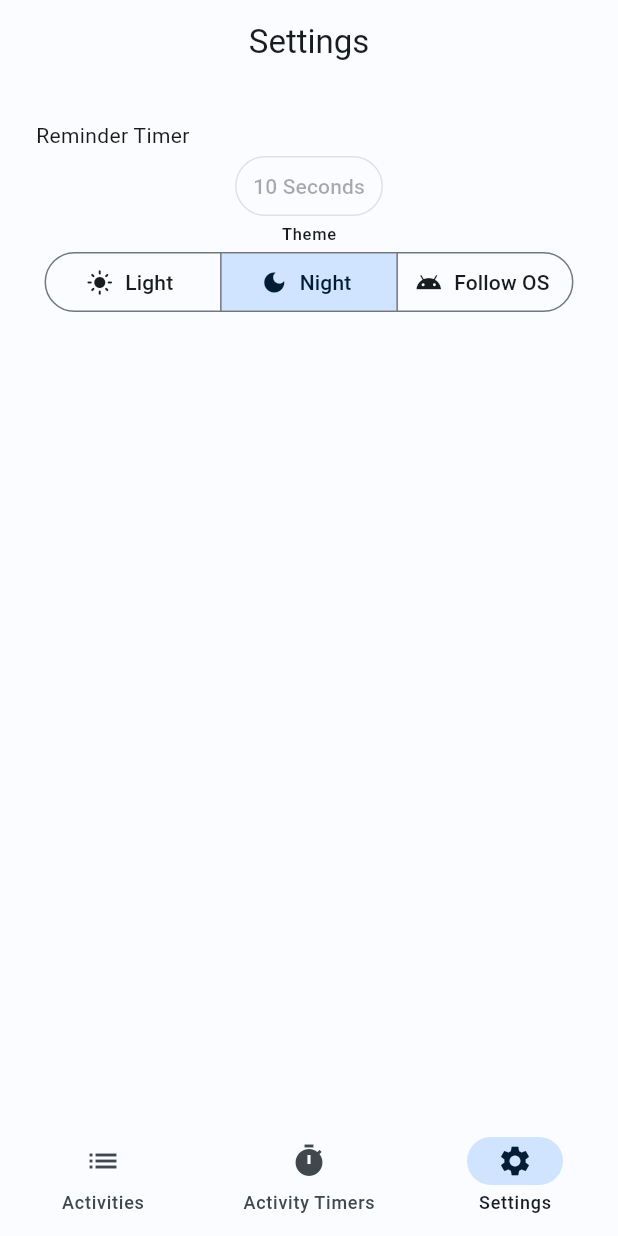
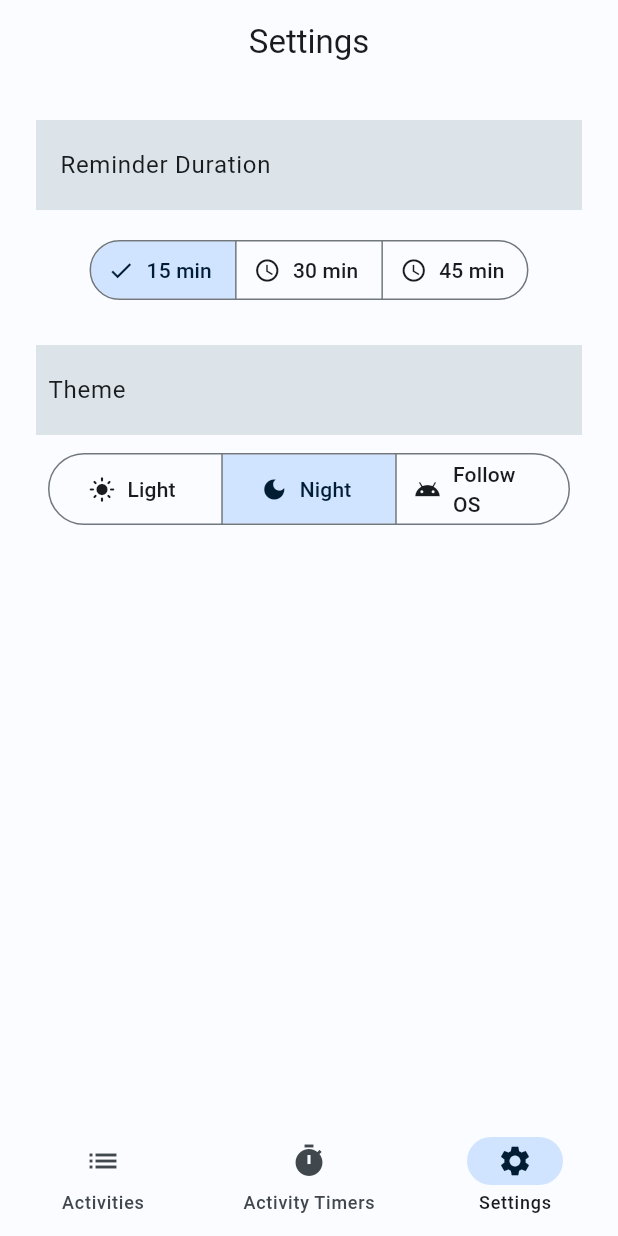
Before and after one commit to jshas/s1122207_iiatimd_app, a Flutter app: the screen it shows after launch, item 3 of the bottom bar chosen, on a phone screen of 412 x 824 dp. Run offline on Flutter 3.47's test engine with Material 2 defaults, Android fonts, the phone set to English and light mode, and no system bars; our stand-ins replace bloc, equatable, flutter_bloc, google_fonts, shared_preferences.

```diff
--- a/lib/business_logic/theme/theme_cubit.dart
+++ b/lib/business_logic/theme/theme_cubit.dart
@@ -12,10 +12,10 @@ class ThemeCubit extends Cubit<ThemeState> {
   ThemeCubit({
     required ThemePersistence themeRepository,
   })  : _themeRepository = themeRepository,
-        super(const ThemeState(ThemeItem.light, ThemeMode.light));
+        super(const ThemeState(ThemeItem.dark, ThemeMode.dark));
 
   final ThemePersistence _themeRepository;
-  late StreamSubscription<ThemeItem> _themeSubscription;
+  late StreamSubscription<ThemeItem> _themeSubscription; // This should be addressed for subsequent attempts to read out current data after init.
 
   void getCurrentTheme() {
     // Since `getTheme()` returns a stream, we listen to the output
--- a/lib/business_logic/theme/theme_state.dart
+++ b/lib/business_logic/theme/theme_state.dart
@@ -4,6 +4,8 @@ class ThemeState extends Equatable {
   final ThemeItem theme;
   final ThemeMode themeMode;
   const ThemeState(this.theme, this.themeMode);
+
+
   @override
   List<Object> get props => [theme, themeMode];
 }
--- a/lib/business_logic/timer/timer_bloc.dart
+++ b/lib/business_logic/timer/timer_bloc.dart
@@ -1,5 +1,10 @@
+import 'dart:async';
+
 import 'package:bloc/bloc.dart';
 import 'package:equatable/equatable.dart';
+import 'package:flutter/foundation.dart';
+import 'package:smallstep/data/data_providers/ticker.dart';
+import 'package:smallstep/data/repositories/timer_repository.dart';
 
 import 'constants/timer_items.dart';
 
@@ -7,9 +12,145 @@ part 'timer_event.dart';
 part 'timer_state.dart';
 
 class TimerBloc extends Bloc<TimerEvent, TimerState> {
-  TimerBloc() : super(const TimerInitial(TimerItem.short, 15))  {
-    on<TimerEvent>((event, emit) {
-      // TODO: implement event handler
-    });
+  /// counting down from 60
+  late final Ticker _ticker;
+  late final TimerRepository _timerRepository;
+  static int _duration = 45;
+  TimerItem timerItem = TimerItem.short;
+
+  /// to listen to the ticker stream
+  late StreamSubscription<int> _tickerSubscription;
+
+  // To retrieve the duration set in SharedPreferences
+  late StreamSubscription<TimerItem> _timerSubscription;
+
+  TimerBloc({required Ticker ticker, required TimerRepository timerRepository})
+      : _ticker = ticker, _timerRepository = timerRepository,
+        super(TimerInitial(_duration)) {
+    on<TimerStarted>(_onStarted);
+    on<TimerTicked>(_onTicked);
+    on<TimerPaused>(_onPaused);
+    on<TimerResumed>(_onResumed);
+    on<TimerReset>(_onReset);
+    on<TimerSet>(_onSet);
+  }
+
+  void init() {
+
+  }
+
+  void getCurrentTimerItem() {
+    _timerSubscription = _timerRepository.getTimerDuration().listen(
+      (timerName) {
+        // This function returns a TimerItem from the SharedPreferences local storage
+        getCurrentDuration(timerName);
+
+      },
+    );
+  }
+
+  // For retrieving the current timer duration from SharedPref
+  void getCurrentDuration(TimerItem timerItem) {
+    int minute = 60;
+    switch (timerItem) {
+      case TimerItem.short:
+        _duration = 15 * minute;
+        debugPrint(_duration as String?);
+        break;
+      case TimerItem.medium:
+        _duration = 30 * minute;
+        debugPrint(_duration as String?);
+        break;
+      case TimerItem.long:
+        _duration = 45 * minute;
+        debugPrint(_duration as String?);
+        break;
+      default:
+        _duration = 20 * minute;
+    }
+  }
+
+  // For storing and setting the new reminder duration (from settings)
+  void saveDuration(TimerItem timerItem) {
+    int minute = 60;
+    _timerRepository.saveTimerDuration(timerItem);
+    switch (timerItem) {
+      case TimerItem.short:
+        _duration = 15 * minute;
+        break;
+      case TimerItem.medium:
+        _duration = 30 * minute;
+        break;
+      case TimerItem.long:
+        _duration = 45 * minute;
+        break;
+      default:
+        _duration = 20 * minute;
+    }
+  }
+
+  @override
+  Future<void> close() {
+    _tickerSubscription.cancel();
+    _timerRepository.dispose();
+    return super.close();
+  }
+
+  void _onStarted(TimerStarted event, Emitter<TimerState> emit) {
+    /// In case of there is an subscription exists, we have to cancel it
+    _tickerSubscription.cancel();
+
+    /// triggers the TimerRunInProgress state
+    getCurrentTimerItem();
+    emit(TimerRunInProgress(event.duration));
+
+    /// makes the subscription listen to TimerTicked state
+    _tickerSubscription = _ticker
+        .tick(ticks: event.duration)
+        .listen((duration) => add(TimerTicked(duration)));
+  }
+
+  void _onTicked(TimerTicked event, Emitter<TimerState> emit) {
+    emit(event.duration > 0
+        ? TimerRunInProgress(event.duration)
+
+        /// triggers the TimerRunInProgress state
+        : const TimerRunComplete());
+
+    /// triggers TimerRunComplete state
+  }
+
+  void _onPaused(TimerPaused event, Emitter<TimerState> emit) {
+    /// As the timer pause, we should pause the subscription also
+    _tickerSubscription.pause();
+    emit(TimerRunPause(state.duration));
+
+    /// triggers the TimerRunPause state
+  }
+
+  void _onResumed(TimerResumed event, Emitter<TimerState> emit) {
+    /// As the timer resume, we must let the subscription resume also
+    _tickerSubscription.resume();
+    emit(TimerRunInProgress(state.duration));
+
+    /// triggers the TimerRunInProgress state
+  }
+
+  void _onReset(TimerReset event, Emitter<TimerState> emit) {
+    /// Timer counting finished, so we must cancel the subscription
+    _tickerSubscription.cancel();
+    emit(TimerInitial(_duration));
+
+    /// triggers the TimerInitial state
+  }
+
+  void _onSet(TimerSet event, Emitter<TimerState> emit) {
+    /// Get the current timerItem from the event TimerSet event.
+    print(event.timerItem);
+    saveDuration(event.timerItem);
+    getCurrentDuration(event.timerItem);
+    print(_duration);
+    /// emit the TimerInitial state
+    emit(TimerInitial(_duration));
   }
 }
--- a/lib/business_logic/timer/timer_event.dart
+++ b/lib/business_logic/timer/timer_event.dart
@@ -21,7 +21,15 @@ class TimerReset extends TimerEvent {
   const TimerReset();
 }
 
-// class _TimerTicked extends TimerEvent {
-//   const _TimerTicked({required this.duration});
-//   final int duration;
-// }
+class TimerSet extends TimerEvent {
+  final TimerItem timerItem;
+  const TimerSet({required this.timerItem});
+}
+
+class TimerTicked extends TimerEvent {
+  final int duration;
+  const TimerTicked(this.duration);
+
+  @override
+  List<Object> get props => [duration];
+}
--- a/lib/business_logic/timer/timer_state.dart
+++ b/lib/business_logic/timer/timer_state.dart
@@ -1,14 +1,38 @@
 part of 'timer_bloc.dart';
 
-abstract class TimerState extends Equatable {
-  final TimerItem timerItem;
-  final int timerDuration;
-  const TimerState(this.timerItem, this.timerDuration);
+sealed class TimerState extends Equatable {
+  const TimerState(this.duration);
+  final int duration;
+
+  @override
+  List<Object> get props => [duration];
 }
 
-class TimerInitial extends TimerState {
-  const TimerInitial(super.timerItem, super.timerDuration);
+final class TimerDurationSet extends TimerState {
+  const TimerDurationSet(super.duration);
+}
+
+final class TimerInitial extends TimerState {
+  const TimerInitial(super.duration);
 
   @override
-  List<Object> get props => [timerItem, timerDuration];
+  String toString() => 'TimerInitial { duration: $duration }';
 }
+
+final class TimerRunPause extends TimerState {
+  const TimerRunPause(super.duration);
+
+  @override
+  String toString() => 'TimerRunPause { duration: $duration }';
+}
+
+final class TimerRunInProgress extends TimerState {
+  const TimerRunInProgress(super.duration);
+
+  @override
+  String toString() => 'TimerRunInProgress { duration: $duration }';
+}
+
+final class TimerRunComplete extends TimerState {
+  const TimerRunComplete() : super(0);
+}
--- a/lib/data/repositories/theme_repository.dart
+++ b/lib/data/repositories/theme_repository.dart
@@ -11,7 +11,9 @@ abstract class ThemePersistence {
 class ThemeRepository implements ThemePersistence {
   ThemeRepository({
     required SharedPreferences sharedPreferences,
-  }) : _sharedPreferences = sharedPreferences;
+  }) : _sharedPreferences = sharedPreferences {
+    _init();
+  }
 
   final SharedPreferences _sharedPreferences;
 
@@ -19,8 +21,31 @@ class ThemeRepository implements ThemePersistence {
 
   final _controller = StreamController<ThemeItem>();
 
+  String? _getValue(String key) {
+    try {
+      return _sharedPreferences.getString(key);
+    } catch (_) {
+      return null;
+    }
+  }
+
   Future<void> _setValue(String key, String value) =>
       _sharedPreferences.setString(key, value);
+
+  void _init() {
+    final themeString = _getValue(_kThemePersistenceKey);
+    if(themeString != null) {
+      if (themeString == ThemeItem.light.name){
+        _controller.add(ThemeItem.light);
+      } else if (themeString == ThemeItem.dark.name) {
+        _controller.add(ThemeItem.dark);
+      } else {
+        _controller.add(ThemeItem.system);
+      }
+    } else {
+      _controller.add(ThemeItem.system);
+    }
+  }
 
   @override
   Stream<ThemeItem> getTheme() => _controller.stream;
@@ -33,4 +58,6 @@ class ThemeRepository implements ThemePersistence {
 
   @override
   void dispose() => _controller.close();
+
+
 }
--- /dev/null
+++ b/lib/data/repositories/timer_repository.dart
@@ -0,0 +1,36 @@
+import 'dart:async';
+import 'package:shared_preferences/shared_preferences.dart';
+import '../../business_logic/timer/constants/timer_items.dart';
+
+abstract class TimerPersistence {
+  Stream<TimerItem> getTimerDuration();
+  Future<void> saveTimerDuration(TimerItem timerDuration);
+  void dispose();
+}
+
+class TimerRepository implements TimerPersistence {
+  TimerRepository({
+    required SharedPreferences sharedPreferences,
+  }) : _sharedPreferences = sharedPreferences;
+
+  final SharedPreferences _sharedPreferences;
+
+  static const _kTimerPersistenceKey = '__timer_persistence_key__';
+
+  final _controller = StreamController<TimerItem>();
+
+  Future<void> _setValue(String key, String value) =>
+      _sharedPreferences.setString(key, value);
+
+  @override
+  Stream<TimerItem> getTimerDuration() => _controller.stream;
+
+  @override
+  Future<void> saveTimerDuration(TimerItem timerItem) {
+    _controller.add(timerItem);
+    return _setValue(_kTimerPersistenceKey, timerItem.name);
+  }
+
+  @override
+  void dispose() => _controller.close();
+}
--- a/lib/main.dart
+++ b/lib/main.dart
@@ -1,39 +1,54 @@
+import 'dart:async';
+
 import 'package:flutter/material.dart';
 import 'package:flutter_bloc/flutter_bloc.dart';
 import 'package:shared_preferences/shared_preferences.dart';
 import 'package:smallstep/business_logic/timer/timer_bloc.dart';
+import 'package:smallstep/data/repositories/timer_repository.dart';
 import 'package:smallstep/presentation/screen/base_screen.dart';
 import 'business_logic/theme/theme_cubit.dart';
+import 'data/data_providers/ticker.dart';
 import 'data/repositories/theme_repository.dart';
 import 'presentation/theme/color_schemes.dart';
 import 'business_logic/navigation/navigation_cubit.dart';
 
 Future<void> main() async {
   WidgetsFlutterBinding.ensureInitialized();
-  final themeRepository = ThemeRepository(
-    sharedPreferences: await SharedPreferences.getInstance(),
-  );
-  runApp(App(themeRepository: themeRepository));
+  final SharedPreferences sharedPreferences = await SharedPreferences.getInstance();
+  final themeRepository = ThemeRepository(sharedPreferences: sharedPreferences);
+  final timerRepository = TimerRepository(sharedPreferences: sharedPreferences);
+  runApp(
+      App(themeRepository: themeRepository, timerRepository: timerRepository));
 }
 
 class App extends StatelessWidget {
-  const App({super.key, required this.themeRepository});
+  const App(
+      {super.key,
+      required this.timerRepository,
+      required this.themeRepository});
 
+  final TimerRepository timerRepository;
   final ThemeRepository themeRepository;
-
 
   // This widget is the root of your application.
   @override
   Widget build(BuildContext context) {
-    return RepositoryProvider.value(
-      value: themeRepository,
+    return MultiRepositoryProvider(
+      providers: [
+        RepositoryProvider(
+          create: (context) => themeRepository,
+        ),
+        RepositoryProvider(
+          create: (context) => timerRepository,
+        ),
+      ],
       child: MultiBlocProvider(
         providers: [
           BlocProvider<NavigationCubit>(
             create: (context) => NavigationCubit(),
           ),
           BlocProvider<TimerBloc>(
-            create: (context) => TimerBloc(),
+            create: (context) => TimerBloc(ticker: const Ticker(), timerRepository: context.read<TimerRepository>(),),
           ),
           BlocProvider<ThemeCubit>(
               create: (context) => ThemeCubit(
@@ -46,10 +61,10 @@ class App extends StatelessWidget {
               title: 'Flutter Demo',
               themeMode: state.themeMode,
               //
-              theme: ThemeData(
-                  colorScheme: lightColorScheme, useMaterial3: true),
-              darkTheme: ThemeData(
-                  colorScheme: darkColorScheme, useMaterial3: true),
+              theme:
+                  ThemeData(colorScheme: lightColorScheme, useMaterial3: true),
+              darkTheme:
+                  ThemeData(colorScheme: darkColorScheme, useMaterial3: true),
               home: const BaseScreen(),
             );
           },
--- a/lib/presentation/screen/settings_screen.dart
+++ b/lib/presentation/screen/settings_screen.dart
@@ -1,3 +1,5 @@
+import 'dart:async';
+
 import 'package:flutter/material.dart';
 import 'package:flutter_bloc/flutter_bloc.dart';
 import 'package:smallstep/business_logic/theme/constants/theme_items.dart';
@@ -16,8 +18,22 @@ class SettingsScreen extends StatefulWidget {
 }
 
 class _SettingsScreenState extends State<SettingsScreen> {
-  ThemeItem themeSelection = ThemeItem.dark;
-  TimerItem timerSelection = TimerItem.short;
+  ThemeItem _themeSelection = ThemeItem.dark;
+  TimerItem _timerSelection = TimerItem.short;
+
+  @override
+  void initState(){
+    // initTheme();
+    // initTimer();
+  }
+
+  Future<void> initTheme() async {
+
+  }
+
+  Future<void> initTimer() async {
+    // _timerSelection = context.read<TimerRepository>().getTimerDuration().first;
+  }
 
   @override
   Widget build(BuildContext context) {
@@ -32,42 +48,96 @@ class _SettingsScreenState extends State<SettingsScreen> {
             builder: (context, state) {
               return Flex(
                 direction:
-                MediaQuery
-                    .of(context)
-                    .orientation == Orientation.portrait
+                    MediaQuery.of(context).orientation == Orientation.portrait
                         ? Axis.vertical
                         : Axis.horizontal,
                 children: [
-                  const Align(alignment: AlignmentDirectional.centerStart ,child: Text("Reminder Timer")),
-                  SegmentedButton(segments: const [
-                    ButtonSegment(value: 10, label: Text("10 Seconds")),
-                  ], selected: <TimerItem>{
-                    timerSelection
-                  }),
+                  Container(
+                    color: Theme.of(context).colorScheme.surfaceVariant,
+                    width: MediaQuery.of(context).orientation ==
+                            Orientation.portrait
+                        ? 400
+                        : 200,
+                    height: 60,
+                    padding: const EdgeInsets.all(16.0),
+                    child: Align(
+                      heightFactor: 0,
+                      widthFactor: 0,
+                      alignment: AlignmentDirectional.centerStart,
+                      child: Text(
+                        'Reminder Duration',
+                        style: Theme.of(context).textTheme.bodyLarge,
+                      ),
+                    ),
+                  ),
+                  Padding(
+                    padding: const EdgeInsets.all(16.0),
+                    child: SegmentedButton(
+                      segments: const [
+                        ButtonSegment<TimerItem>(
+                            value: TimerItem.short,
+                            label: Text("15 min"),
+                            icon: Icon(Icons.access_time),
+                            enabled: true),
+                        ButtonSegment<TimerItem>(
+                            value: TimerItem.medium,
+                            label: Text("30 min"),
+                            icon: Icon(Icons.access_time),
+                            enabled: true),
+                        ButtonSegment<TimerItem>(
+                            value: TimerItem.long,
+                            label: Text("45 min"),
+                            icon: Icon(Icons.access_time),
+                            enabled: true),
+                      ],
+                      selected: <TimerItem>{_timerSelection},
+                      emptySelectionAllowed: false,
+                      onSelectionChanged: (Set<TimerItem> selectedTimerItem) {
+                        context
+                            .read<TimerBloc>()
+                            .saveDuration(selectedTimerItem.first);
+                        _timerSelection = selectedTimerItem.first;
+                      },
+                    ),
+                  ),
                 ],
               );
             },
           ),
+          SizedBox(
+              height: MediaQuery.of(context).orientation == Orientation.portrait
+                  ? 10.0
+                  : 0),
           BlocBuilder<ThemeCubit, ThemeState>(
-            builder: (context, state) =>
-            // Theme Selection
-            Flex(
+            builder: (context, state) => Flex(
+              crossAxisAlignment: CrossAxisAlignment.start,
+              mainAxisSize: MainAxisSize.max,
               direction:
-              MediaQuery
-                  .of(context)
-                  .orientation == Orientation.portrait
+                  MediaQuery.of(context).orientation == Orientation.portrait
                       ? Axis.vertical
                       : Axis.horizontal,
               children: [
-                SizedBox(
-                  child: Text("Theme",
-                      textAlign: TextAlign.start,
-                      style: Theme
-                          .of(context)
-                          .textTheme
-                          .labelSmall),
+                Container(
+                  color: Theme.of(context).colorScheme.surfaceVariant,
+                  width:
+                      MediaQuery.of(context).orientation == Orientation.portrait
+                          ? 400
+                          : 200,
+                  height: 60,
+                  padding: const EdgeInsets.all(8),
+                  child: Align(
+                    heightFactor: 0,
+                    widthFactor: 0,
+                    alignment: AlignmentDirectional.centerStart,
+                    child: Text(
+                      "Theme",
+                      style: Theme.of(context).textTheme.bodyLarge,
                     ),
-                SegmentedButton(
+                  ),
+                ),
+                Padding(
+                  padding: const EdgeInsets.all(8.0),
+                  child: SegmentedButton(
                     segments: const [
                       ButtonSegment<ThemeItem>(
                           value: ThemeItem.light,
@@ -85,18 +155,20 @@ class _SettingsScreenState extends State<SettingsScreen> {
                           icon: Icon(Icons.android),
                           label: Text("Follow OS")),
                     ],
-                  selected: <ThemeItem>{themeSelection},
+                    selected: <ThemeItem>{_themeSelection},
                     showSelectedIcon: false,
                     onSelectionChanged: (Set<ThemeItem> selectedThemeItem) {
                       context
                           .read<ThemeCubit>()
                           .setTheme(selectedThemeItem.first);
-                    themeSelection = selectedThemeItem.first;
+                      _themeSelection = selectedThemeItem.first;
                     },
+                  ),
                 ),
               ],
             ),
           ),
+          Spacer(),
         ],
       ),
     );
--- a/pubspec.yaml
+++ b/pubspec.yaml
@@ -39,6 +39,7 @@ dependencies:
   equatable: ^2.0.5
   flutter_bloc: ^8.1.3
   shared_preferences: ^2.2.0
+  hydrated_bloc: ^9.1.2
 
 dev_dependencies:
   flutter_test:
```
Also changed, not shown: lib/data/models/timer_duration.dart (added, +21 -0 lines), lib/presentation/screen/timers_screen.dart (+74 -20 lines), pubspec.lock. Lines whose indentation alone changed are shown as unchanged.
